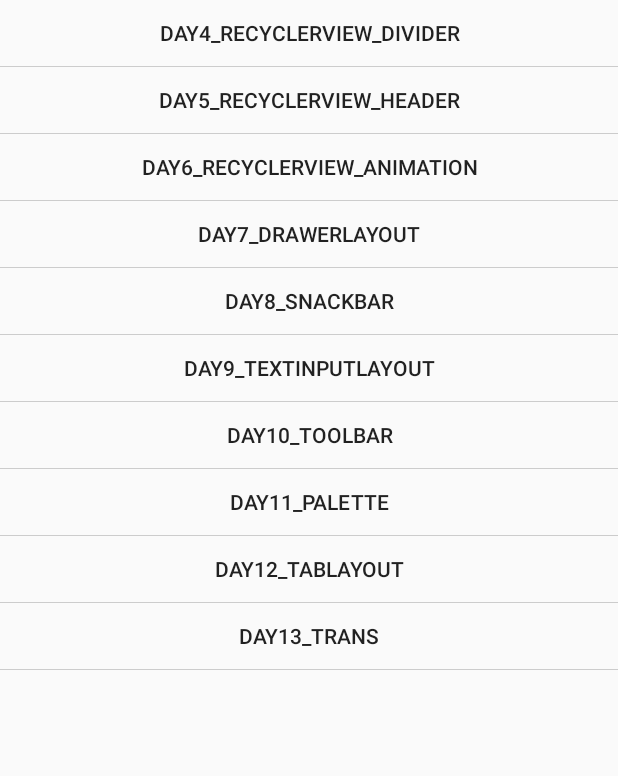
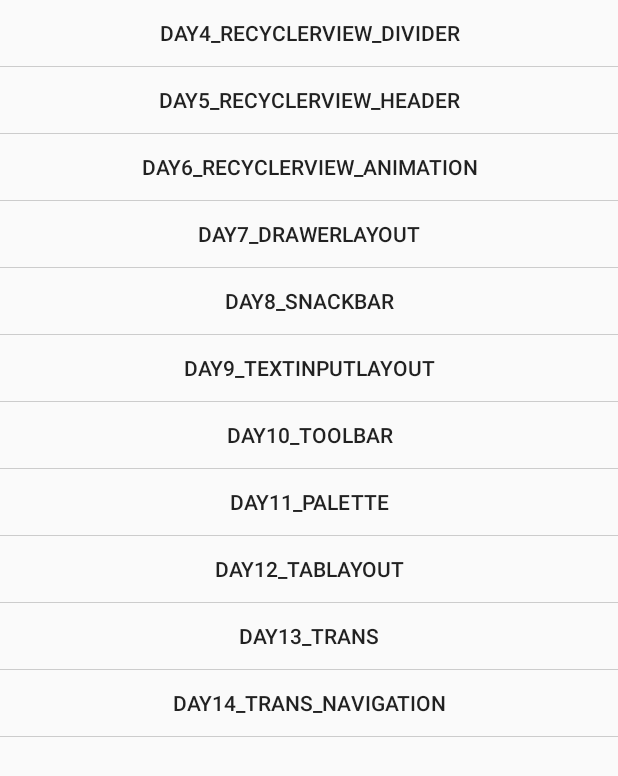
Before and after one commit to LiuLinXin/StudyUI, an Android app: the screen it shows after launch (MainActivity), on a phone screen of 412 x 824 dp. Shown: the top 776 px of the screen. Run offline under Robolectric (Android 15) with nearby library versions, the phone set to English and light mode, and no system bars.

Commit message:
14——

```diff
--- a/app/src/main/AndroidManifest.xml
+++ b/app/src/main/AndroidManifest.xml
@@ -31,6 +31,7 @@
         <activity android:name=".day11_palette.Day11ActivityGridPalette"/>
         <activity android:name=".day12_tablayout.Day12ActivityTablayout"/>
         <activity android:name=".day13_trans_h.Day13ActivityTrans"/>
+        <activity android:name=".day14_trans_navigationbar.Day14Activity"/>
     </application>
 
 </manifest>
--- a/app/src/main/java/com/example/sober_philer/studyui/day11_palette/Day11ActivityGridPalette.java
+++ b/app/src/main/java/com/example/sober_philer/studyui/day11_palette/Day11ActivityGridPalette.java
@@ -51,7 +51,7 @@ public class Day11ActivityGridPalette extends Activity {
         public void onBindViewHolder(final InnerHolder holder, int position) {
             int id = getResources().getIdentifier("im" + (position + 1), "mipmap", getPackageName());
             Bitmap bitmap = BitmapFactory.decodeResource(getResources(), id);
-            holder.ivIcon.setImageBitmap(bitmap);
+            holder.ivIcon.setImageResource(id);
             Palette.from(bitmap).generate(new Palette.PaletteAsyncListener() {
                 @Override
                 public void onGenerated(Palette palette) {
--- a/app/src/main/res/layout/activity_main.xml
+++ b/app/src/main/res/layout/activity_main.xml
@@ -1,134 +1,146 @@
 <?xml version="1.0" encoding="utf-8"?>
-<ScrollView android:layout_height="match_parent"
+<ScrollView xmlns:android="http://schemas.android.com/apk/res/android"
     android:layout_width="match_parent"
-    xmlns:android="http://schemas.android.com/apk/res/android" >
-<LinearLayout
-    xmlns:android="http://schemas.android.com/apk/res/android"
+    android:layout_height="match_parent">
+
+    <LinearLayout xmlns:android="http://schemas.android.com/apk/res/android"
         xmlns:app="http://schemas.android.com/apk/res-auto"
         xmlns:tools="http://schemas.android.com/tools"
         android:layout_width="match_parent"
+        android:layout_height="match_parent"
         android:orientation="vertical"
-    android:layout_height="match_parent"
         tools:context="com.example.sober_philer.studyui.MainActivity">
 
         <android.support.v7.widget.AppCompatButton
             android:id="@+id/day4"
-        android:text="day4_recyclerview_divider"
             android:layout_width="match_parent"
+            android:layout_height="44dp"
             android:background="?android:attr/selectableItemBackground"
-        android:layout_height="44dp"/>
+            android:text="day4_recyclerview_divider" />
 
         <View
-        android:background="#ccc"
             android:layout_width="match_parent"
-        android:layout_height="0.5dp"/>
+            android:layout_height="0.5dp"
+            android:background="#ccc" />
 
         <android.support.v7.widget.AppCompatButton
             android:id="@+id/day5"
-        android:text="day5_recyclerview_header"
             android:layout_width="match_parent"
+            android:layout_height="44dp"
             android:background="?android:attr/selectableItemBackground"
-        android:layout_height="44dp"/>
+            android:text="day5_recyclerview_header" />
 
         <View
-        android:background="#ccc"
             android:layout_width="match_parent"
-        android:layout_height="0.5dp"/>
+            android:layout_height="0.5dp"
+            android:background="#ccc" />
 
         <android.support.v7.widget.AppCompatButton
             android:id="@+id/day6"
-        android:text="day6_recyclerview_animation"
             android:layout_width="match_parent"
+            android:layout_height="44dp"
             android:background="?android:attr/selectableItemBackground"
-        android:layout_height="44dp"/>
+            android:text="day6_recyclerview_animation" />
 
         <View
-        android:background="#ccc"
             android:layout_width="match_parent"
-        android:layout_height="0.5dp"/>
+            android:layout_height="0.5dp"
+            android:background="#ccc" />
 
         <android.support.v7.widget.AppCompatButton
             android:id="@+id/day7"
-        android:text="day7_drawerlayout"
             android:layout_width="match_parent"
+            android:layout_height="44dp"
             android:background="?android:attr/selectableItemBackground"
-        android:layout_height="44dp"/>
+            android:text="day7_drawerlayout" />
 
         <View
-        android:background="#ccc"
             android:layout_width="match_parent"
-        android:layout_height="0.5dp"/>
+            android:layout_height="0.5dp"
+            android:background="#ccc" />
 
         <android.support.v7.widget.AppCompatButton
             android:id="@+id/day8"
-        android:text="day8_snackbar"
             android:layout_width="match_parent"
+            android:layout_height="44dp"
             android:background="?android:attr/selectableItemBackground"
-        android:layout_height="44dp"/>
+            android:text="day8_snackbar" />
 
         <View
-        android:background="#ccc"
             android:layout_width="match_parent"
-        android:layout_height="0.5dp"/>
+            android:layout_height="0.5dp"
+            android:background="#ccc" />
 
         <android.support.v7.widget.AppCompatButton
             android:id="@+id/day9"
-        android:text="day9_textinputlayout"
             android:layout_width="match_parent"
+            android:layout_height="44dp"
             android:background="?android:attr/selectableItemBackground"
-        android:layout_height="44dp"/>
+            android:text="day9_textinputlayout" />
 
         <View
-        android:background="#ccc"
             android:layout_width="match_parent"
-        android:layout_height="0.5dp"/>
+            android:layout_height="0.5dp"
+            android:background="#ccc" />
 
         <android.support.v7.widget.AppCompatButton
             android:id="@+id/day10"
-        android:text="day10_toolbar"
             android:layout_width="match_parent"
+            android:layout_height="44dp"
             android:background="?android:attr/selectableItemBackground"
-        android:layout_height="44dp"/>
+            android:text="day10_toolbar" />
 
         <View
-        android:background="#ccc"
             android:layout_width="match_parent"
-        android:layout_height="0.5dp"/>
+            android:layout_height="0.5dp"
+            android:background="#ccc" />
 
         <android.support.v7.widget.AppCompatButton
             android:id="@+id/day11"
-        android:text="day11_palette"
             android:layout_width="match_parent"
+            android:layout_height="44dp"
             android:background="?android:attr/selectableItemBackground"
-        android:layout_height="44dp"/>
+            android:text="day11_palette" />
 
         <View
-        android:background="#ccc"
             android:layout_width="match_parent"
-        android:layout_height="0.5dp"/>
+            android:layout_height="0.5dp"
+            android:background="#ccc" />
 
         <android.support.v7.widget.AppCompatButton
             android:id="@+id/day12"
-        android:text="day12_tablayout"
             android:layout_width="match_parent"
+            android:layout_height="44dp"
             android:background="?android:attr/selectableItemBackground"
-        android:layout_height="44dp"/>
+            android:text="day12_tablayout" />
 
         <View
-        android:background="#ccc"
             android:layout_width="match_parent"
-        android:layout_height="0.5dp"/>
+            android:layout_height="0.5dp"
+            android:background="#ccc" />
 
         <android.support.v7.widget.AppCompatButton
             android:id="@+id/day13"
-        android:text="day13_trans"
             android:layout_width="match_parent"
+            android:layout_height="44dp"
             android:background="?android:attr/selectableItemBackground"
-        android:layout_height="44dp"/>
+            android:text="day13_trans" />
 
         <View
-        android:background="#ccc"
             android:layout_width="match_parent"
-        android:layout_height="0.5dp"/>
+            android:layout_height="0.5dp"
+            android:background="#ccc" />
+
+        <android.support.v7.widget.AppCompatButton
+            android:id="@+id/day14"
+            android:layout_width="match_parent"
+            android:layout_height="44dp"
+            android:background="?android:attr/selectableItemBackground"
+            android:text="day14_trans_navigation" />
+
+        <View
+            android:layout_width="match_parent"
+            android:layout_height="0.5dp"
+            android:background="#ccc" />
     </LinearLayout>
 </ScrollView>
--- a/app/src/main/res/layout/day11_item.xml
+++ b/app/src/main/res/layout/day11_item.xml
@@ -13,7 +13,6 @@
         android:id="@+id/tvText"
         android:layout_alignParentBottom="true"
         android:gravity="center"
-        android:text="skfdjlsafdjlf"
         android:layout_width="match_parent"
         android:layout_height="60dp" />
 
--- a/app/src/main/res/values/styles.xml
+++ b/app/src/main/res/values/styles.xml
@@ -8,7 +8,7 @@
         <item name="colorAccent">@color/colorAccent</item>
         <item name="windowActionBar">false</item>
         <item name="windowNoTitle">true</item>
-        <item name="android:statusBarColor">@color/navigation</item>
+        <!--<item name="android:statusBarColor">@color/navigation</item>-->
         <!--<item name="android:windowTranslucentStatus">true</item>-->
     </style>
 
```
Also changed, not shown: app/src/main/java/com/example/sober_philer/studyui/MainActivity.java (+7 -1 lines), app/src/main/java/com/example/sober_philer/studyui/day13_trans_h/Day13ActivityTrans.java (+107 -13 lines), app/src/main/java/com/example/sober_philer/studyui/day14_trans_navigationbar/Day14Activity.java (added, +70 -0 lines), app/src/main/res/layout/day13_activity.xml (+11 -28 lines), app/src/main/res/layout/day14_activity.xml (added, +160 -0 lines). Lines whose indentation alone changed are shown as unchanged.
